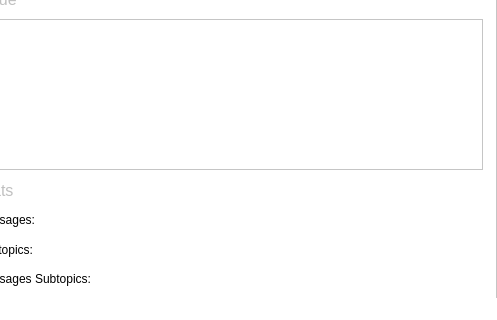
Old version of the form src/gui/mainwindow.ui in the repository Sekky61/MQTT-monitor; both pictures show x 553 to 1050 and y 480 to 800 of the 1050 by 800 pixel window.
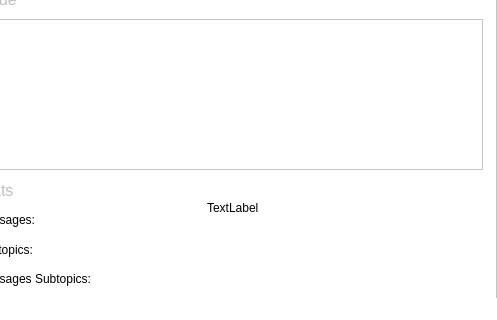
New version of the form.

```diff
--- a/src/gui/mainwindow.ui
+++ b/src/gui/mainwindow.ui
@@ -466,6 +466,19 @@
        </rect>
       </property>
      </widget>
+     <widget class="QLabel" name="label_4">
+      <property name="geometry">
+       <rect>
+        <x>240</x>
+        <y>580</y>
+        <width>67</width>
+        <height>17</height>
+       </rect>
+      </property>
+      <property name="text">
+       <string>TextLabel</string>
+      </property>
+     </widget>
     </widget>
    </widget>
   </widget>
```
Left out of the diff: 3 changed lines with no effect on the pictures.
